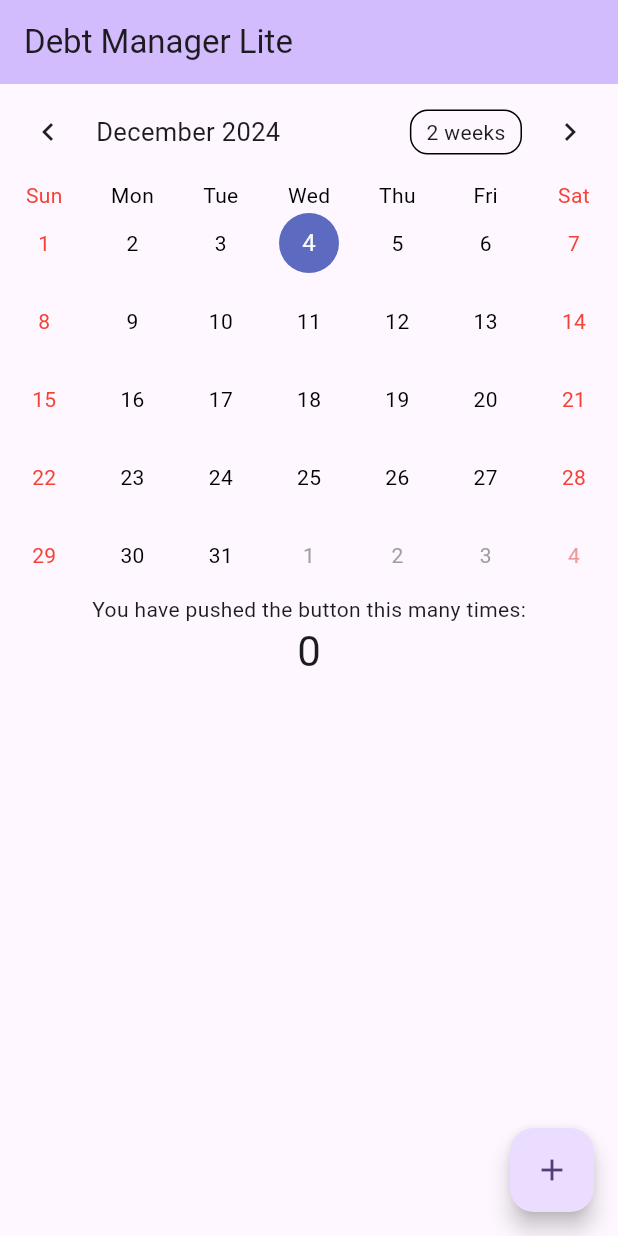
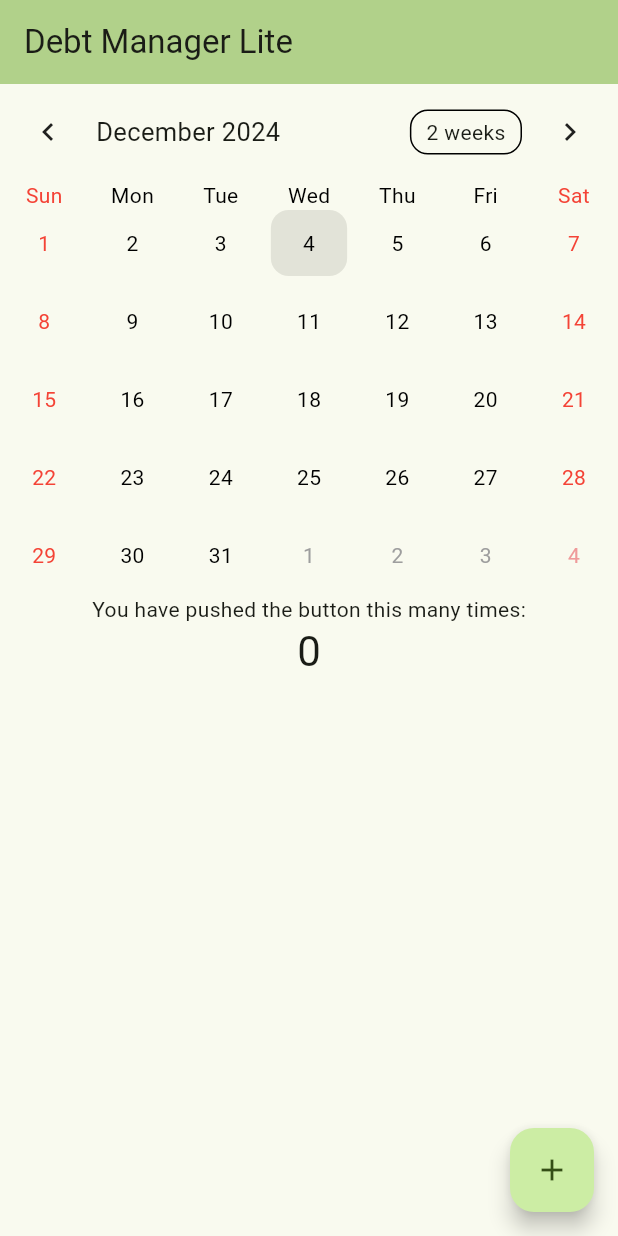
Before and after one commit to RaresDima/debt_manager_lite, a Flutter app: the screen it shows after launch, on a phone screen of 412 x 824 dp. Run offline on Flutter 3.47's test engine with Material 3 defaults, Android fonts, the phone set to English and light mode, and no system bars; drawn by our look-alikes of table_calendar; our stand-ins replace sqflite; accounts and stored records are empty.

Commit message:
calendar theme update

```diff
--- a/lib/main.dart
+++ b/lib/main.dart
@@ -13,12 +13,10 @@ class DebtManagerLiteApp extends StatelessWidget {
   // This widget is the root of your application.
   @override
   Widget build(BuildContext context) {
-    print('============');
-    print(DateTime.parse(DateTime.now().toIso8601String()));
     return MaterialApp(
       title: 'Flutter Demo',
       theme: ThemeData(
-        colorScheme: ColorScheme.fromSeed(seedColor: Colors.deepPurple),
+        colorScheme: ColorScheme.fromSeed(seedColor: Colors.lightGreen),
         useMaterial3: true,
       ),
       home: const CalendarPage(title: 'Debt Manager Lite'),
--- a/lib/view/calendar_page.dart
+++ b/lib/view/calendar_page.dart
@@ -64,7 +64,7 @@ class _CalendarPageState extends State<CalendarPage> {
                   final String text = DateFormat.E().format(day);
                   TextStyle textStyle = TextStyle(color: Colors.black);
                   if (day.weekday == DateTime.saturday || day.weekday == DateTime.sunday) {
-                    textStyle = TextStyle(color: Colors.red);
+                    textStyle = textStyle.copyWith(color: Colors.red);
                   }
                   return Center(
                     child: Text(
@@ -77,7 +77,7 @@ class _CalendarPageState extends State<CalendarPage> {
                   final String text = day.day.toString();
                   TextStyle textStyle = TextStyle(color: Colors.black);
                   if (day.weekday == DateTime.saturday || day.weekday == DateTime.sunday) {
-                    textStyle = TextStyle(color: Colors.red);
+                    textStyle = textStyle.copyWith(color: Colors.red);
                   }
                   return Center(
                     child: Text(
@@ -90,7 +90,7 @@ class _CalendarPageState extends State<CalendarPage> {
                   final String text = day.day.toString();
                   TextStyle textStyle = TextStyle(color: Colors.grey);
                   if (day.weekday == DateTime.saturday || day.weekday == DateTime.sunday) {
-                    textStyle = TextStyle(color: Colors.red.shade200);
+                    textStyle = textStyle.copyWith(color: Colors.red.shade200);
                   }
                   return Center(
                     child: Text(
@@ -99,7 +99,44 @@ class _CalendarPageState extends State<CalendarPage> {
                     ),
                   );
                 },
-                // headerTitleBuilder: (context, day) { return Text('a'); }  // Month + Year header
+                todayBuilder: (context, day, focusedDay) {  // Regular non-special days in the current month
+                  final String text = day.day.toString();
+                  TextStyle textStyle = TextStyle(color: Colors.black);
+                  if (day.weekday == DateTime.saturday || day.weekday == DateTime.sunday) {
+                    textStyle = textStyle.copyWith(color: Colors.red);
+                  }
+                  return Card.outlined(
+                    child: Center(
+                      child: Text(
+                        text,
+                        style: textStyle,
+                      ),
+                    ),
+                  );
+                },
+                selectedBuilder: (context, day, focusedDay) {  // Regular non-special days in the current month
+                  final String text = day.day.toString();
+                  TextStyle textStyle = TextStyle(color: Colors.black);
+                  if (focusedDay.month != day.month) {
+                    textStyle = textStyle.copyWith(color: Colors.grey);
+                  }
+                  if (day.weekday == DateTime.saturday || day.weekday == DateTime.sunday) {
+                    if (focusedDay.month == day.month) {
+                    textStyle = textStyle.copyWith(color: Colors.red);
+                    }
+                    else {
+                      textStyle = textStyle.copyWith(color: Colors.red.shade200);
+                    }
+                  }
+                  return Card.filled(
+                    child: Center(
+                      child: Text(
+                        text,
+                        style: textStyle,
+                      ),
+                    ),
+                  );
+                },
               ),
             ),
             Text('You have pushed the button this many times:'),
```
